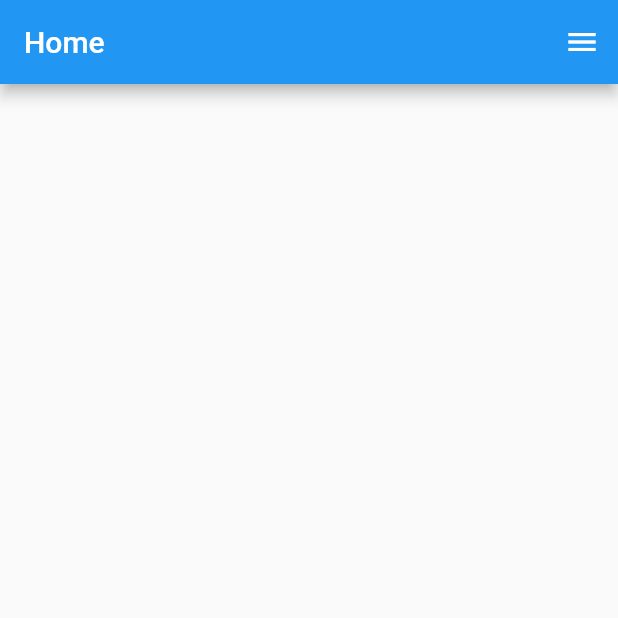
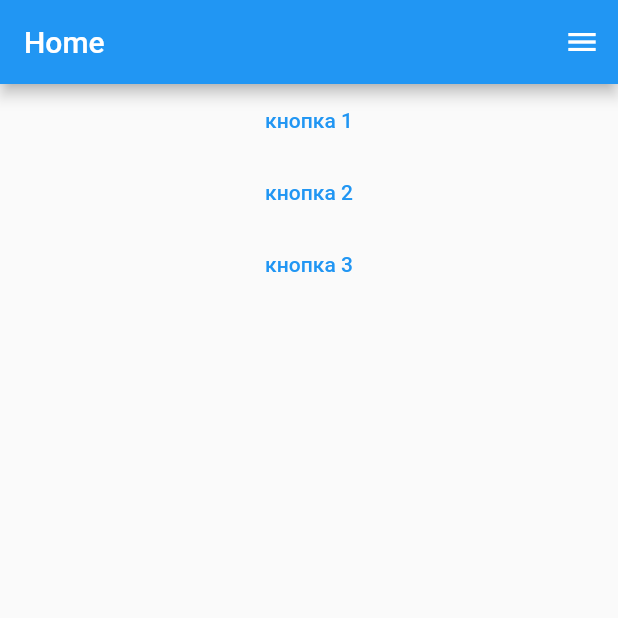
Before and after one commit to CpedaMonsterEnergyLover/BlockHouseCalculator, a Flutter app: the screen it shows after launch, on a phone screen of 412 x 824 dp, the top half of it. Run offline on Flutter 3.47's test engine with Material 2 defaults, Android fonts, the phone set to English and light mode, and no system bars.

Commit message:
Добавил кнопку general_button.dart В home страницу добавил три кнопки

```diff
--- /dev/null
+++ b/lib/pages/elements/general_button.dart
@@ -0,0 +1,28 @@
+import 'package:flutter/cupertino.dart';
+import 'package:flutter/material.dart';
+
+class GeneralButton extends StatelessWidget{
+
+  final String text;
+
+  const GeneralButton({Key? key, required this.text}) : super(key: key);
+
+  @override
+  Widget build(BuildContext context) {
+    return TextButton(
+      onPressed: () {  },
+      child: SizedBox(
+        height: 30,
+        child: Center(
+          child: Row(
+            mainAxisAlignment: MainAxisAlignment.center,
+            children: [
+              Text(text),
+            ],
+          ),
+        ),
+      ),
+    );
+  }
+
+}
--- a/lib/pages/home/home.dart
+++ b/lib/pages/home/home.dart
@@ -1,3 +1,4 @@
+import 'package:block_house_calculator/pages/elements/general_button.dart';
 import 'package:flutter/cupertino.dart';
 import 'package:flutter/material.dart';
 
@@ -23,10 +24,13 @@ class Home extends StatelessWidget {
           ],
         ),
       ),
-      /*body: Container(
-          padding: const EdgeInsets.fromLTRB(20, 0, 20, 0),
-          child:,
-        ),*/
+      body: ListView(
+        children: [
+          GeneralButton(text: "кнопка 1"),
+          GeneralButton(text: "кнопка 2"),
+          GeneralButton(text: "кнопка 3")
+        ],
+      )
 
     );
   }
```
